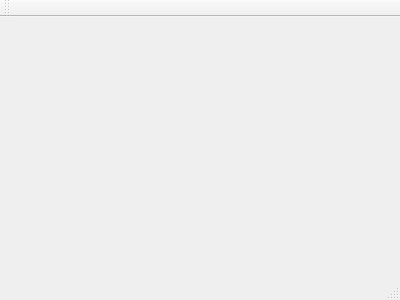
First picture: the form in QtWaitingSpinnerTest/mainwindow.ui, repository snowwlex/QtWaitingSpinner, before the edit.
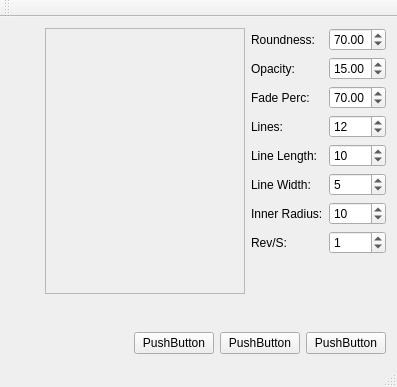
Second picture: the form after the edit.

Patch:
```diff
--- a/QtWaitingSpinnerTest/mainwindow.ui
+++ b/QtWaitingSpinnerTest/mainwindow.ui
@@ -1,24 +1,297 @@
 <ui version="4.0">
  <class>MainWindow</class>
- <widget class="QMainWindow" name="MainWindow" >
-  <property name="geometry" >
+ <widget class="QMainWindow" name="MainWindow">
+  <property name="geometry">
    <rect>
     <x>0</x>
     <y>0</y>
-    <width>400</width>
-    <height>300</height>
+    <width>397</width>
+    <height>387</height>
    </rect>
   </property>
   <property name="windowTitle" >
    <string>MainWindow</string>
   </property>
-  <widget class="QMenuBar" name="menuBar" />
-  <widget class="QToolBar" name="mainToolBar" />
-  <widget class="QWidget" name="centralWidget" />
-  <widget class="QStatusBar" name="statusBar" />
+  <widget class="QWidget" name="centralWidget">
+   <layout class="QVBoxLayout" name="verticalLayout">
+    <item>
+     <layout class="QHBoxLayout" name="horizontalLayoutMain">
+      <item>
+       <spacer name="horizontalSpacer_2">
+        <property name="orientation">
+         <enum>Qt::Horizontal</enum>
+        </property>
+        <property name="sizeHint" stdset="0">
+         <size>
+          <width>40</width>
+          <height>20</height>
+         </size>
+        </property>
+       </spacer>
+      </item>
+      <item>
+       <widget class="QFrame" name="frame">
+        <property name="sizePolicy">
+         <sizepolicy hsizetype="MinimumExpanding" vsizetype="Preferred">
+          <horstretch>0</horstretch>
+          <verstretch>0</verstretch>
+         </sizepolicy>
+        </property>
+        <property name="minimumSize">
+         <size>
+          <width>200</width>
+          <height>200</height>
+         </size>
+        </property>
+        <property name="frameShape">
+         <enum>QFrame::StyledPanel</enum>
+        </property>
+        <property name="frameShadow">
+         <enum>QFrame::Raised</enum>
+        </property>
+        <layout class="QVBoxLayout" name="verticalLayout_3">
+         <item>
+          <layout class="QHBoxLayout" name="horizontalLayoutFrame">
+           <item>
+            <spacer name="horizontalSpacer_4">
+             <property name="orientation">
+              <enum>Qt::Horizontal</enum>
+             </property>
+             <property name="sizeHint" stdset="0">
+              <size>
+               <width>40</width>
+               <height>20</height>
+              </size>
+             </property>
+            </spacer>
+           </item>
+           <item>
+            <spacer name="horizontalSpacer_5">
+             <property name="orientation">
+              <enum>Qt::Horizontal</enum>
+             </property>
+             <property name="sizeHint" stdset="0">
+              <size>
+               <width>40</width>
+               <height>20</height>
+              </size>
+             </property>
+            </spacer>
+           </item>
+          </layout>
+         </item>
+        </layout>
+       </widget>
+      </item>
+      <item>
+       <layout class="QGridLayout" name="gridLayout_5">
+        <item row="3" column="1">
+         <widget class="QDoubleSpinBox" name="doubleSpinBox_3">
+          <property name="value">
+           <double>70.000000000000000</double>
+          </property>
+         </widget>
+        </item>
+        <item row="5" column="1">
+         <widget class="QSpinBox" name="spinBox_4">
+          <property name="value">
+           <number>10</number>
+          </property>
+         </widget>
+        </item>
+        <item row="2" column="0">
+         <widget class="QLabel" name="label_3">
+          <property name="text">
+           <string>Opacity:</string>
+          </property>
+         </widget>
+        </item>
+        <item row="4" column="0">
+         <widget class="QLabel" name="label_4">
+          <property name="text">
+           <string>Lines:</string>
+          </property>
+         </widget>
+        </item>
+        <item row="1" column="1">
+         <widget class="QDoubleSpinBox" name="doubleSpinBox">
+          <property name="value">
+           <double>70.000000000000000</double>
+          </property>
+         </widget>
+        </item>
+        <item row="3" column="0">
+         <widget class="QLabel" name="label">
+          <property name="text">
+           <string>Fade Perc:</string>
+          </property>
+         </widget>
+        </item>
+        <item row="6" column="1">
+         <widget class="QSpinBox" name="spinBox_3">
+          <property name="value">
+           <number>5</number>
+          </property>
+         </widget>
+        </item>
+        <item row="6" column="0">
+         <widget class="QLabel" name="label_6">
+          <property name="text">
+           <string>Line Width:</string>
+          </property>
+         </widget>
+        </item>
+        <item row="4" column="1">
+         <widget class="QSpinBox" name="spinBox">
+          <property name="value">
+           <number>12</number>
+          </property>
+         </widget>
+        </item>
+        <item row="1" column="0">
+         <widget class="QLabel" name="label_2">
+          <property name="text">
+           <string>Roundness:</string>
+          </property>
+         </widget>
+        </item>
+        <item row="9" column="1">
+         <spacer name="verticalSpacer_2">
+          <property name="orientation">
+           <enum>Qt::Vertical</enum>
+          </property>
+          <property name="sizeHint" stdset="0">
+           <size>
+            <width>20</width>
+            <height>40</height>
+           </size>
+          </property>
+         </spacer>
+        </item>
+        <item row="8" column="0">
+         <widget class="QLabel" name="label_8">
+          <property name="text">
+           <string>Rev/S:</string>
+          </property>
+         </widget>
+        </item>
+        <item row="2" column="1">
+         <widget class="QDoubleSpinBox" name="doubleSpinBox_2">
+          <property name="value">
+           <double>15.000000000000000</double>
+          </property>
+         </widget>
+        </item>
+        <item row="8" column="1">
+         <widget class="QSpinBox" name="spinBox_2">
+          <property name="value">
+           <number>1</number>
+          </property>
+         </widget>
+        </item>
+        <item row="5" column="0">
+         <widget class="QLabel" name="label_5">
+          <property name="text">
+           <string>Line Length:</string>
+          </property>
+         </widget>
+        </item>
+        <item row="7" column="0">
+         <widget class="QLabel" name="label_7">
+          <property name="text">
+           <string>Inner Radius:</string>
+          </property>
+         </widget>
+        </item>
+        <item row="7" column="1">
+         <widget class="QSpinBox" name="spinBox_6">
+          <property name="value">
+           <number>10</number>
+          </property>
+         </widget>
+        </item>
+       </layout>
+      </item>
+     </layout>
+    </item>
+    <item>
+     <spacer name="verticalSpacer">
+      <property name="orientation">
+       <enum>Qt::Vertical</enum>
+      </property>
+      <property name="sizeHint" stdset="0">
+       <size>
+        <width>17</width>
+        <height>0</height>
+       </size>
+      </property>
+     </spacer>
+    </item>
+    <item>
+     <layout class="QHBoxLayout" name="horizontalLayout">
+      <item>
+       <spacer name="horizontalSpacer">
+        <property name="orientation">
+         <enum>Qt::Horizontal</enum>
+        </property>
+        <property name="sizeHint" stdset="0">
+         <size>
+          <width>40</width>
+          <height>20</height>
+         </size>
+        </property>
+       </spacer>
+      </item>
+      <item>
+       <widget class="QPushButton" name="pushButton_3">
+        <property name="text">
+         <string>PushButton</string>
+        </property>
+       </widget>
+      </item>
+      <item>
+       <widget class="QPushButton" name="pushButton_2">
+        <property name="text">
+         <string>PushButton</string>
+        </property>
+       </widget>
+      </item>
+      <item>
+       <widget class="QPushButton" name="pushButton">
+        <property name="text">
+         <string>PushButton</string>
+        </property>
+       </widget>
+      </item>
+     </layout>
+    </item>
+   </layout>
+   <zorder></zorder>
+   <zorder>verticalSpacer</zorder>
+   <zorder></zorder>
+   <zorder>horizontalSpacer_2</zorder>
+  </widget>
+  <widget class="QMenuBar" name="menuBar">
+   <property name="geometry">
+    <rect>
+     <x>0</x>
+     <y>0</y>
+     <width>397</width>
+     <height>25</height>
+    </rect>
+   </property>
+  </widget>
+  <widget class="QToolBar" name="mainToolBar">
+   <attribute name="toolBarArea">
+    <enum>TopToolBarArea</enum>
+   </attribute>
+   <attribute name="toolBarBreak">
+    <bool>false</bool>
+   </attribute>
+  </widget>
+  <widget class="QStatusBar" name="statusBar"/>
  </widget>
- <layoutDefault spacing="6" margin="11" />
- <pixmapfunction></pixmapfunction>
+ <layoutdefault spacing="6" margin="11"/>
  <resources/>
  <connections/>
 </ui>
```
Left out of the diff: 144 changed lines with no effect on the pictures.
